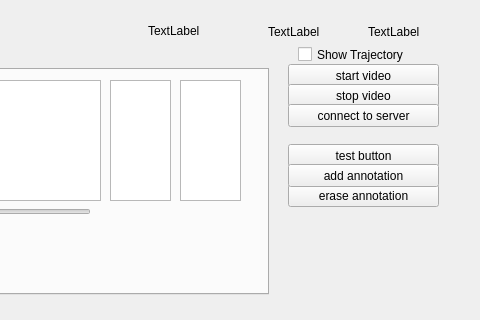
Above: pyTools/gui/videoPlayer.ui from groakat/videotagger before the change; both pictures show x 832 to 1312 and y 506 to 826 of the 1312 by 826 pixel window. Below: the same form after it.
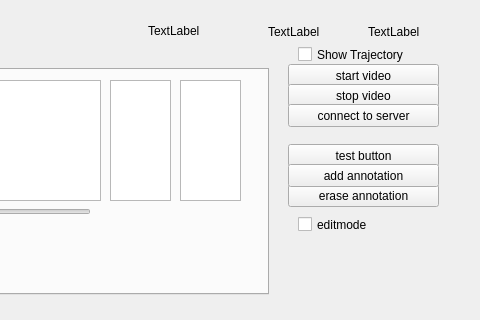
That is the form after the change. Icons and pictures are not drawn. Custom widgets are drawn as their Qt base class.

Commit message: using resizable rectangles for labels

Patch:
```diff
--- a/pyTools/gui/videoPlayer.ui
+++ b/pyTools/gui/videoPlayer.ui
@@ -1119,6 +1119,22 @@
     </widget>
    </widget>
   </widget>
+  <widget class="QCheckBox" name="cb_edit">
+   <property name="geometry">
+    <rect>
+     <x>1130</x>
+     <y>720</y>
+     <width>91</width>
+     <height>21</height>
+    </rect>
+   </property>
+   <property name="text">
+    <string>editmode</string>
+   </property>
+   <property name="checked">
+    <bool>false</bool>
+   </property>
+  </widget>
  </widget>
  <customwidgets>
   <customwidget>
```
The commit also changes 3 other files.
